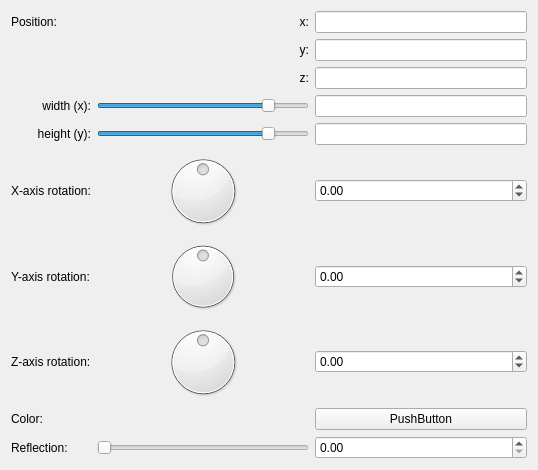
Before: the Qt Designer form mandelbulber2/qt_data/primitive_rectangle.ui in buddhi1980/mandelbulber2, drawn with Qt 5.
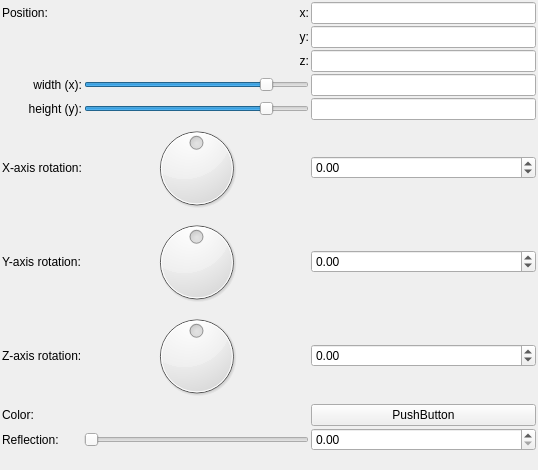
After: the same form once the commit is applied. Custom widgets are drawn as their Qt base class.

Commit message: - reduced all margins and spacings in ui - added class to store animation frames - added closable dock for animation control (actually empty)

Patch:
```diff
--- a/mandelbulber2/qt_data/primitive_rectangle.ui
+++ b/mandelbulber2/qt_data/primitive_rectangle.ui
@@ -14,8 +14,26 @@
    <string>Form</string>
   </property>
   <layout class="QVBoxLayout" name="verticalLayout">
+   <property name="spacing">
+    <number>2</number>
+   </property>
+   <property name="leftMargin">
+    <number>2</number>
+   </property>
+   <property name="topMargin">
+    <number>2</number>
+   </property>
+   <property name="rightMargin">
+    <number>2</number>
+   </property>
+   <property name="bottomMargin">
+    <number>2</number>
+   </property>
    <item>
     <layout class="QGridLayout" name="gridLayout">
+     <property name="spacing">
+      <number>2</number>
+     </property>
      <item row="7" column="1">
       <widget class="QDial" name="dial3_rotation_z">
        <property name="minimum">
```
The commit also changes 29 other files.
